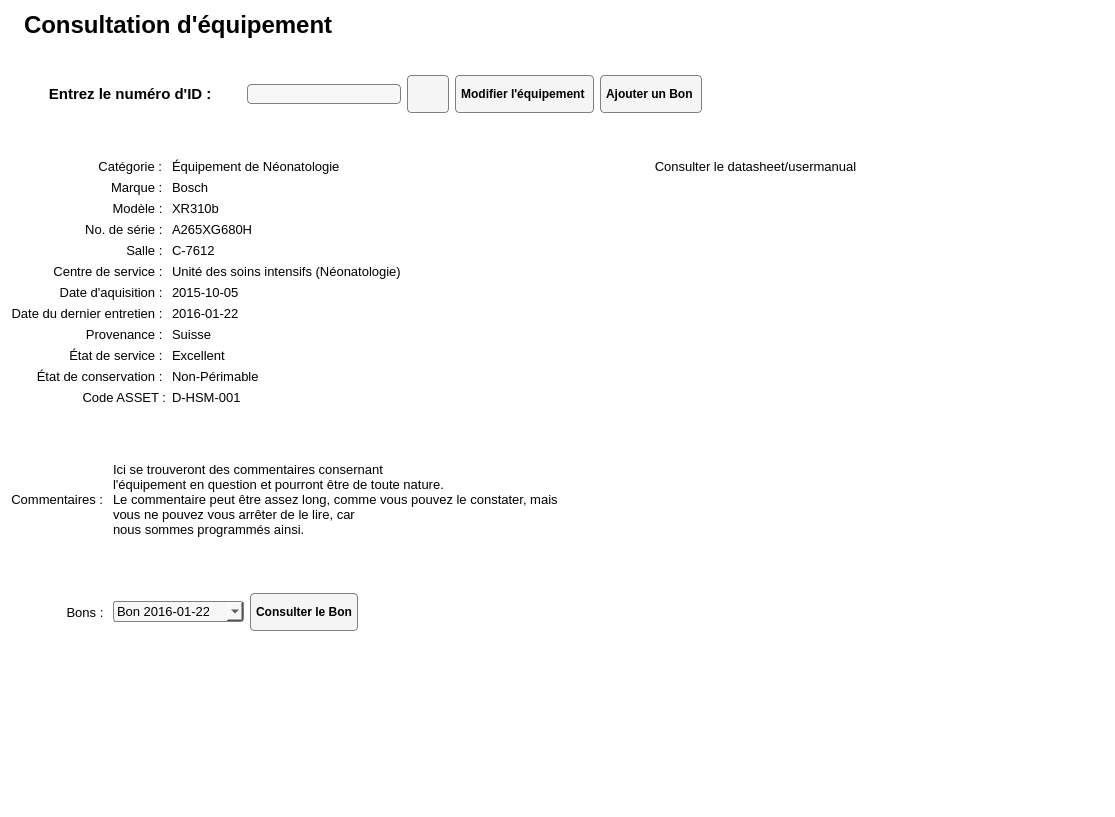
Before: the Qt Designer form Interface/FenetresEnUI/ConsultationEquipement.ui in ProjetPC2/SIMM2.0-DEV, drawn with Qt 5.
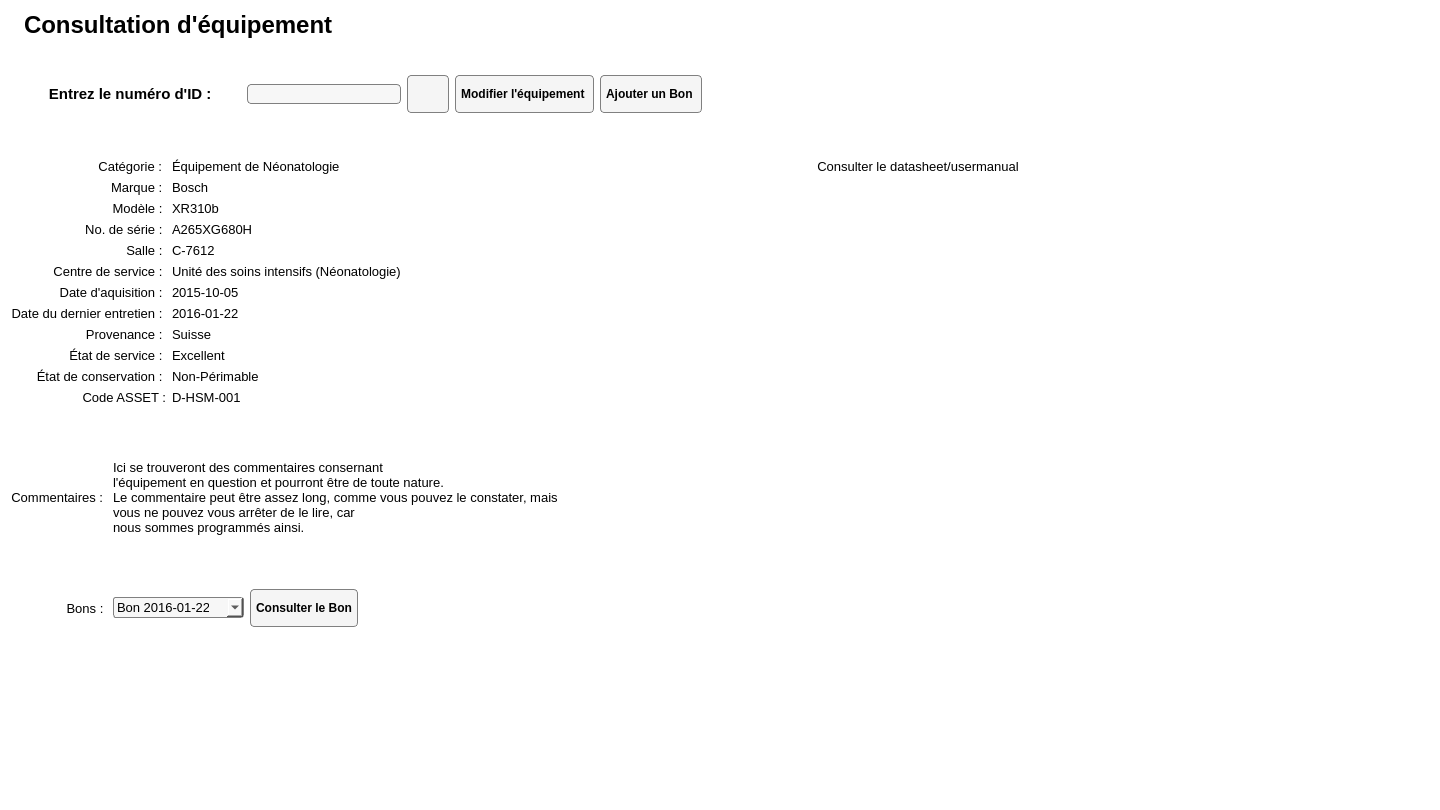
After: the same form once the commit is applied. Icons and pictures are not drawn.

```diff
--- a/Interface/FenetresEnUI/ConsultationEquipement.ui
+++ b/Interface/FenetresEnUI/ConsultationEquipement.ui
@@ -6,8 +6,8 @@
    <rect>
     <x>0</x>
     <y>0</y>
-    <width>1115</width>
-    <height>817</height>
+    <width>1440</width>
+    <height>810</height>
    </rect>
   </property>
   <property name="minimumSize">
```
